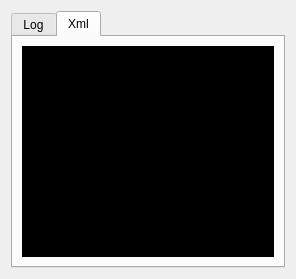
kubos741/kbang, file trunk/client/logwidget.ui: the form before one commit.
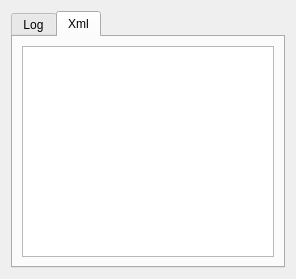
The form after the commit. The open tabs and pages were chosen to show the change.

The edit to the form file:
```diff
--- a/trunk/client/logwidget.ui
+++ b/trunk/client/logwidget.ui
@@ -39,9 +39,24 @@
       <layout class="QGridLayout" name="gridLayout_2" >
        <item row="0" column="0" >
         <widget class="QTextBrowser" name="mp_xmlView" >
-         <property name="styleSheet" >
-          <string notr="true" >background-color: rgb(0, 0, 0);
-color: rgb(255, 255, 0);</string>
+         <property name="autoFillBackground" >
+          <bool>false</bool>
+         </property>
+         <property name="verticalScrollBarPolicy" >
+          <enum>Qt::ScrollBarAsNeeded</enum>
+         </property>
+         <property name="horizontalScrollBarPolicy" >
+          <enum>Qt::ScrollBarAlwaysOff</enum>
+         </property>
+         <property name="html" >
+          <string>&lt;!DOCTYPE HTML PUBLIC "-//W3C//DTD HTML 4.0//EN" "http://www.w3.org/TR/REC-html40/strict.dtd">
+&lt;html>&lt;head>&lt;meta name="qrichtext" content="1" />&lt;style type="text/css">
+p, li { white-space: pre-wrap; }
+&lt;/style>&lt;/head>&lt;body style=" font-family:'Sans Serif'; font-size:10pt; font-weight:400; font-style:normal;">
+&lt;p style="-qt-paragraph-type:empty; margin-top:0px; margin-bottom:0px; margin-left:0px; margin-right:0px; -qt-block-indent:0; text-indent:0px;">&lt;/p>&lt;/body>&lt;/html></string>
+         </property>
+         <property name="openLinks" >
+          <bool>false</bool>
          </property>
         </widget>
        </item>
```
Left out of the diff: 3 changed lines with no effect on the pictures.
